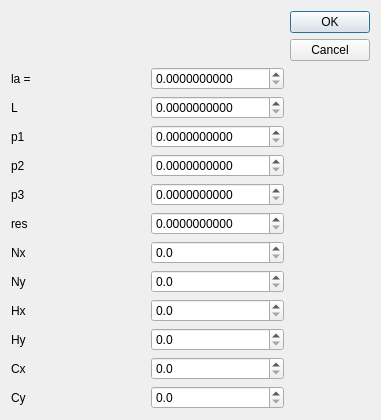
Old version of the form settingsshadowsfinddialog.ui in the repository cotara/STMviewer.
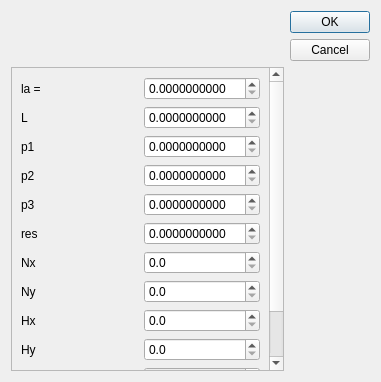
New version of the form.

What changed in the file:
```diff
--- a/settingsshadowsfinddialog.ui
+++ b/settingsshadowsfinddialog.ui
@@ -14,76 +14,6 @@
    <string>Dialog</string>
   </property>
   <layout class="QGridLayout" name="gridLayout">
-   <item row="6" column="0">
-    <widget class="QLabel" name="label_6">
-     <property name="text">
-      <string>res</string>
-     </property>
-    </widget>
-   </item>
-   <item row="9" column="0">
-    <widget class="QLabel" name="label_9">
-     <property name="text">
-      <string>Hx</string>
-     </property>
-    </widget>
-   </item>
-   <item row="2" column="1">
-    <widget class="QDoubleSpinBox" name="LSpinBox">
-     <property name="decimals">
-      <number>10</number>
-     </property>
-     <property name="maximum">
-      <double>10.000000000000000</double>
-     </property>
-     <property name="singleStep">
-      <double>0.000001000000000</double>
-     </property>
-     <property name="value">
-      <double>0.000000000000000</double>
-     </property>
-    </widget>
-   </item>
-   <item row="4" column="1">
-    <widget class="QDoubleSpinBox" name="p2SpinBox">
-     <property name="decimals">
-      <number>10</number>
-     </property>
-     <property name="maximum">
-      <double>1.000000000000000</double>
-     </property>
-     <property name="singleStep">
-      <double>0.000001000000000</double>
-     </property>
-    </widget>
-   </item>
-   <item row="7" column="0">
-    <widget class="QLabel" name="label_7">
-     <property name="text">
-      <string>Nx</string>
-     </property>
-    </widget>
-   </item>
-   <item row="3" column="0">
-    <widget class="QLabel" name="label_3">
-     <property name="text">
-      <string>p1</string>
-     </property>
-    </widget>
-   </item>
-   <item row="5" column="1">
-    <widget class="QDoubleSpinBox" name="p3SpinBox">
-     <property name="decimals">
-      <number>10</number>
-     </property>
-     <property name="maximum">
-      <double>1.000000000000000</double>
-     </property>
-     <property name="singleStep">
-      <double>0.000001000000000</double>
-     </property>
-    </widget>
-   </item>
    <item row="0" column="2">
     <widget class="QDialogButtonBox" name="buttonBox">
      <property name="orientation">
@@ -94,102 +24,100 @@
      </property>
     </widget>
    </item>
-   <item row="4" column="0">
+   <item row="1" column="0">
+    <widget class="QScrollArea" name="scrollArea">
+     <property name="widgetResizable">
+      <bool>true</bool>
+     </property>
+     <widget class="QWidget" name="scrollAreaWidgetContents">
+      <property name="geometry">
+       <rect>
+        <x>0</x>
+        <y>0</y>
+        <width>263</width>
+        <height>324</height>
+       </rect>
+      </property>
+      <layout class="QGridLayout" name="gridLayout_2">
+       <item row="3" column="0">
     <widget class="QLabel" name="label_4">
      <property name="text">
       <string>p2</string>
      </property>
     </widget>
    </item>
-   <item row="6" column="1">
-    <widget class="QDoubleSpinBox" name="resSpinBox">
-     <property name="decimals">
-      <number>10</number>
-     </property>
-     <property name="maximum">
-      <double>1.000000000000000</double>
-     </property>
-     <property name="singleStep">
-      <double>0.000001000000000</double>
-     </property>
-    </widget>
-   </item>
-   <item row="1" column="0">
-    <widget class="QLabel" name="label">
-     <property name="text">
-      <string>la = </string>
-     </property>
-    </widget>
-   </item>
-   <item row="8" column="1">
-    <widget class="QDoubleSpinBox" name="NySpinBox">
-     <property name="decimals">
-      <number>1</number>
-     </property>
-     <property name="maximum">
-      <double>10000.000000000000000</double>
-     </property>
-    </widget>
-   </item>
-   <item row="8" column="0">
-    <widget class="QLabel" name="label_8">
-     <property name="text">
-      <string>Ny</string>
-     </property>
-    </widget>
-   </item>
-   <item row="10" column="0">
+       <item row="9" column="0">
     <widget class="QLabel" name="label_10">
      <property name="text">
       <string>Hy</string>
      </property>
     </widget>
    </item>
-   <item row="2" column="0">
-    <widget class="QLabel" name="label_2">
-     <property name="text">
-      <string>L</string>
-     </property>
-    </widget>
-   </item>
-   <item row="11" column="0">
-    <widget class="QLabel" name="label_11">
-     <property name="text">
-      <string>Cx</string>
-     </property>
-    </widget>
-   </item>
-   <item row="7" column="1">
-    <widget class="QDoubleSpinBox" name="NxSpinBox">
-     <property name="decimals">
-      <number>1</number>
-     </property>
-     <property name="maximum">
-      <double>10000.000000000000000</double>
-     </property>
-    </widget>
-   </item>
    <item row="3" column="1">
-    <widget class="QDoubleSpinBox" name="p1SpinBox">
+        <widget class="QDoubleSpinBox" name="p2SpinBox">
      <property name="decimals">
       <number>10</number>
      </property>
      <property name="maximum">
-      <double>10.000000000000000</double>
+          <double>1.000000000000000</double>
      </property>
      <property name="singleStep">
       <double>0.000001000000000</double>
      </property>
     </widget>
    </item>
-   <item row="5" column="0">
+       <item row="4" column="0">
     <widget class="QLabel" name="label_5">
      <property name="text">
       <string>p3</string>
      </property>
     </widget>
    </item>
+       <item row="10" column="0">
+        <widget class="QLabel" name="label_11">
+         <property name="text">
+          <string>Cx</string>
+         </property>
+        </widget>
+       </item>
+       <item row="4" column="1">
+        <widget class="QDoubleSpinBox" name="p3SpinBox">
+         <property name="decimals">
+          <number>10</number>
+         </property>
+         <property name="maximum">
+          <double>1.000000000000000</double>
+         </property>
+         <property name="singleStep">
+          <double>0.000001000000000</double>
+         </property>
+        </widget>
+       </item>
+       <item row="8" column="0">
+        <widget class="QLabel" name="label_9">
+         <property name="text">
+          <string>Hx</string>
+         </property>
+        </widget>
+       </item>
+       <item row="1" column="0">
+        <widget class="QLabel" name="label_2">
+         <property name="text">
+          <string>L</string>
+         </property>
+        </widget>
+       </item>
    <item row="9" column="1">
+        <widget class="QDoubleSpinBox" name="HySpinBox">
+         <property name="decimals">
+          <number>1</number>
+         </property>
+         <property name="maximum">
+          <double>1000.000000000000000</double>
+         </property>
+        </widget>
+       </item>
+       <item row="8" column="1">
     <widget class="QDoubleSpinBox" name="HxSpinBox">
      <property name="decimals">
       <number>1</number>
@@ -199,34 +127,140 @@
      </property>
     </widget>
    </item>
-   <item row="12" column="0">
+       <item row="0" column="1">
+        <widget class="QDoubleSpinBox" name="laSpinBox">
+         <property name="decimals">
+          <number>10</number>
+         </property>
+         <property name="maximum">
+          <double>1.000000000000000</double>
+         </property>
+         <property name="singleStep">
+          <double>0.000001000000000</double>
+         </property>
+         <property name="stepType">
+          <enum>QAbstractSpinBox::DefaultStepType</enum>
+         </property>
+         <property name="value">
+          <double>0.000000000000000</double>
+         </property>
+        </widget>
+       </item>
+       <item row="5" column="1">
+        <widget class="QDoubleSpinBox" name="resSpinBox">
+         <property name="decimals">
+          <number>10</number>
+         </property>
+         <property name="maximum">
+          <double>1.000000000000000</double>
+         </property>
+         <property name="singleStep">
+          <double>0.000001000000000</double>
+         </property>
+        </widget>
+       </item>
+       <item row="1" column="1">
+        <widget class="QDoubleSpinBox" name="LSpinBox">
+         <property name="decimals">
+          <number>10</number>
+         </property>
+         <property name="maximum">
+          <double>10.000000000000000</double>
+         </property>
+         <property name="singleStep">
+          <double>0.000001000000000</double>
+         </property>
+         <property name="value">
+          <double>0.000000000000000</double>
+         </property>
+        </widget>
+       </item>
+       <item row="2" column="1">
+        <widget class="QDoubleSpinBox" name="p1SpinBox">
+         <property name="decimals">
+          <number>10</number>
+         </property>
+         <property name="maximum">
+          <double>10.000000000000000</double>
+         </property>
+         <property name="singleStep">
+          <double>0.000001000000000</double>
+         </property>
+        </widget>
+       </item>
+       <item row="10" column="1">
+        <widget class="QDoubleSpinBox" name="CxSpinBox">
+         <property name="decimals">
+          <number>1</number>
+         </property>
+         <property name="maximum">
+          <double>1000.000000000000000</double>
+         </property>
+        </widget>
+       </item>
+       <item row="6" column="0">
+        <widget class="QLabel" name="label_7">
+         <property name="text">
+          <string>Nx</string>
+         </property>
+        </widget>
+       </item>
+       <item row="7" column="0">
+        <widget class="QLabel" name="label_8">
+         <property name="text">
+          <string>Ny</string>
+         </property>
+        </widget>
+       </item>
+       <item row="6" column="1">
+        <widget class="QDoubleSpinBox" name="NxSpinBox">
+         <property name="decimals">
+          <number>1</number>
+         </property>
+         <property name="maximum">
+          <double>10000.000000000000000</double>
+         </property>
+        </widget>
+       </item>
+       <item row="5" column="0">
+        <widget class="QLabel" name="label_6">
+         <property name="text">
+          <string>res</string>
+         </property>
+        </widget>
+       </item>
+       <item row="2" column="0">
+        <widget class="QLabel" name="label_3">
+         <property name="text">
+          <string>p1</string>
+         </property>
+        </widget>
+       </item>
+       <item row="0" column="0">
+        <widget class="QLabel" name="label">
+         <property name="text">
+          <string>la = </string>
+         </property>
+        </widget>
+       </item>
+       <item row="7" column="1">
+        <widget class="QDoubleSpinBox" name="NySpinBox">
+         <property name="decimals">
+          <number>1</number>
+         </property>
+         <property name="maximum">
+          <double>10000.000000000000000</double>
+         </property>
+        </widget>
+       </item>
+       <item row="11" column="0">
     <widget class="QLabel" name="label_12">
      <property name="text">
       <string>Cy</string>
      </property>
     </widget>
    </item>
-   <item row="10" column="1">
-    <widget class="QDoubleSpinBox" name="HySpinBox">
-     <property name="decimals">
-      <number>1</number>
-     </property>
-     <property name="maximum">
-      <double>1000.000000000000000</double>
-     </property>
-    </widget>
-   </item>
    <item row="11" column="1">
-    <widget class="QDoubleSpinBox" name="CxSpinBox">
-     <property name="decimals">
-      <number>1</number>
-     </property>
-     <property name="maximum">
-      <double>1000.000000000000000</double>
-     </property>
-    </widget>
-   </item>
-   <item row="12" column="1">
     <widget class="QDoubleSpinBox" name="CySpinBox">
      <property name="decimals">
       <number>1</number>
@@ -236,23 +270,8 @@
      </property>
     </widget>
    </item>
-   <item row="1" column="1">
-    <widget class="QDoubleSpinBox" name="laSpinBox">
-     <property name="decimals">
-      <number>10</number>
-     </property>
-     <property name="maximum">
-      <double>1.000000000000000</double>
-     </property>
-     <property name="singleStep">
-      <double>0.000001000000000</double>
-     </property>
-     <property name="stepType">
-      <enum>QAbstractSpinBox::DefaultStepType</enum>
-     </property>
-     <property name="value">
-      <double>0.000000000000000</double>
-     </property>
+      </layout>
+     </widget>
     </widget>
    </item>
   </layout>
```
Left out of the diff: 6 changed lines with no effect on the pictures. Lines whose indentation alone changed are shown as unchanged.
